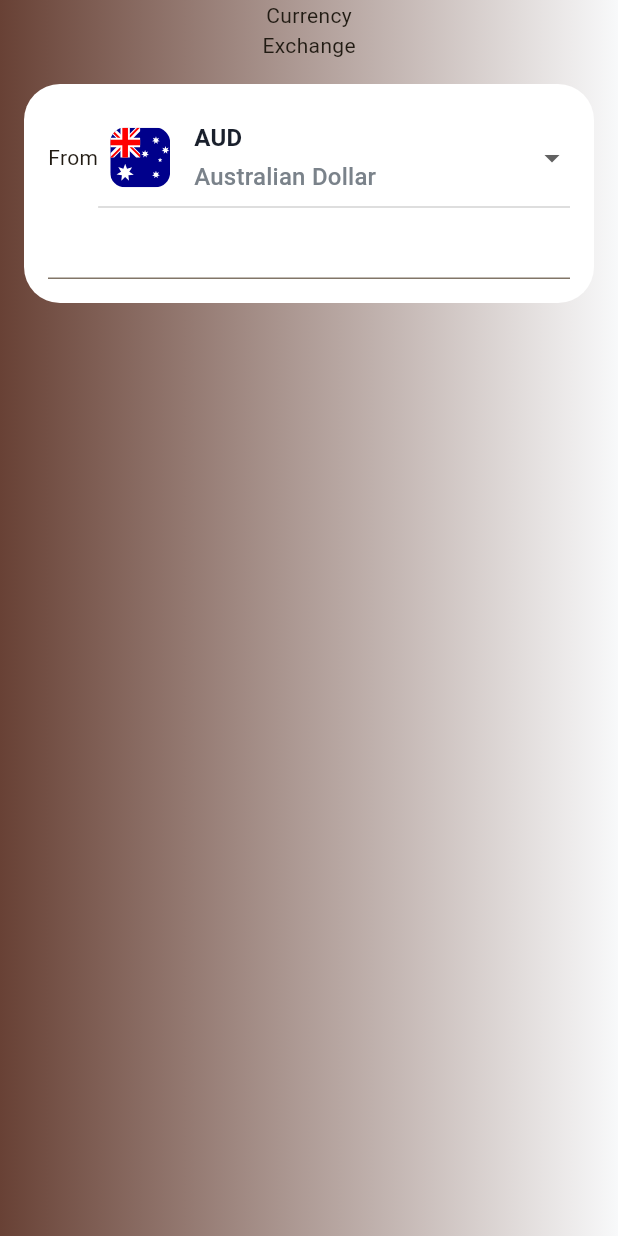
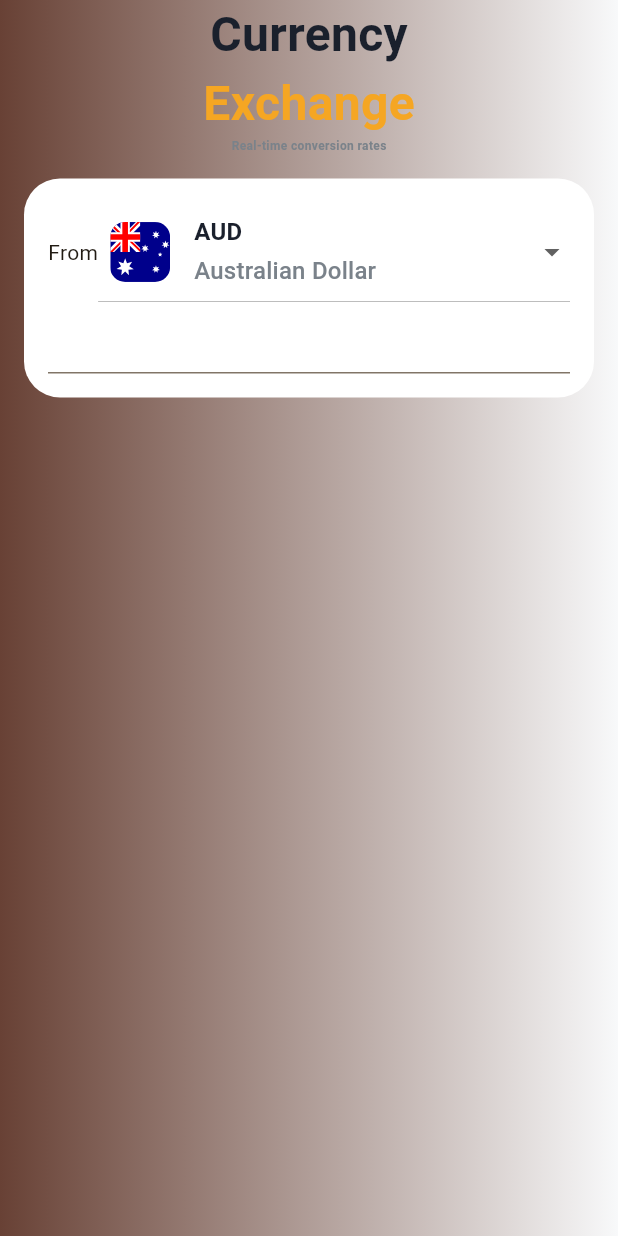
Before and after one commit to mohamedshemees/currencyX_flutter, a Flutter app: the screen it shows after launch, on a phone screen of 412 x 824 dp. Run offline on Flutter 3.47's test engine with Material 3 defaults, Android fonts, the phone set to English and light mode, and no system bars; our stand-ins replace flutter_svg.

Commit message:
feat: style app title

```diff
--- a/lib/main.dart
+++ b/lib/main.dart
@@ -40,8 +40,27 @@ class MyHomePage extends StatelessWidget {
           child: Column(
             crossAxisAlignment: CrossAxisAlignment.center,
             children: <Widget>[
-              Text("Currency"),
-              Text("Exchange"),
+              Text("Currency"
+              , style: TextStyle(
+                  fontSize: 32,
+                  color: AppColors.textColor,
+                  fontWeight: FontWeight.bold,
+                ),
+              ),
+              Text("Exchange"
+                , style: TextStyle(
+                  fontSize: 32,
+                  color: AppColors.accentColor,
+                  fontWeight: FontWeight.bold,
+                ),
+              ),
+              Text("Real-time conversion rates"
+                , style: TextStyle(
+                  fontSize: 8,
+                  color: AppColors.subtleTextColor,
+                  fontWeight: FontWeight.bold,
+                ),
+              ),
               BaseCurrencyWidget(),
             ],
           ),
```
